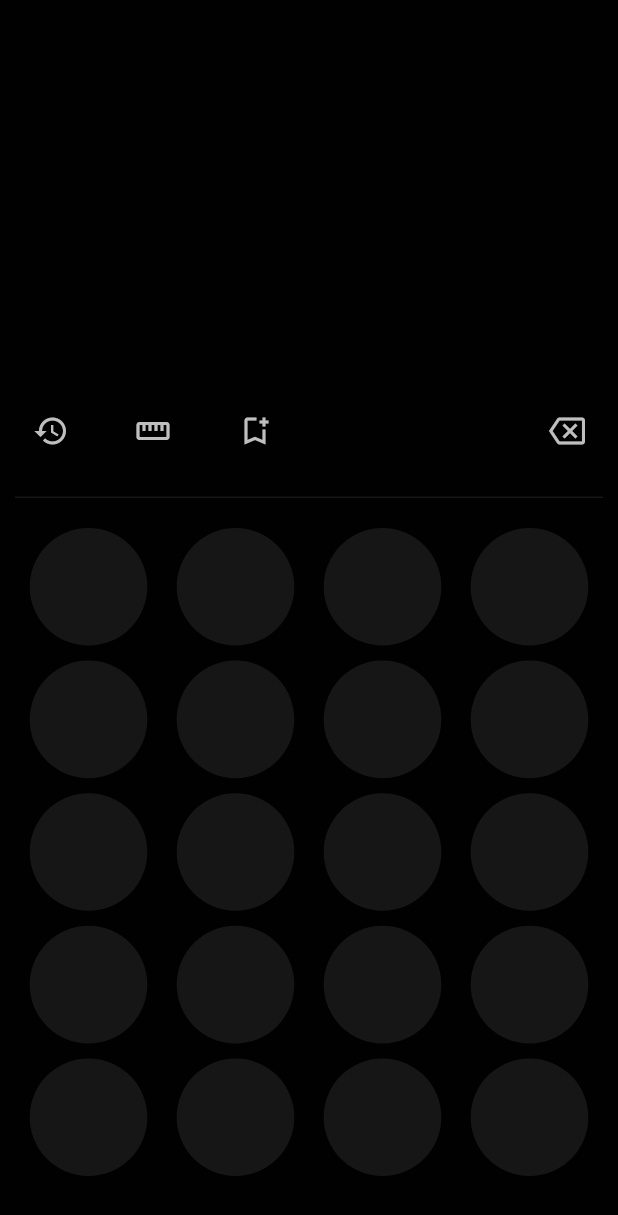
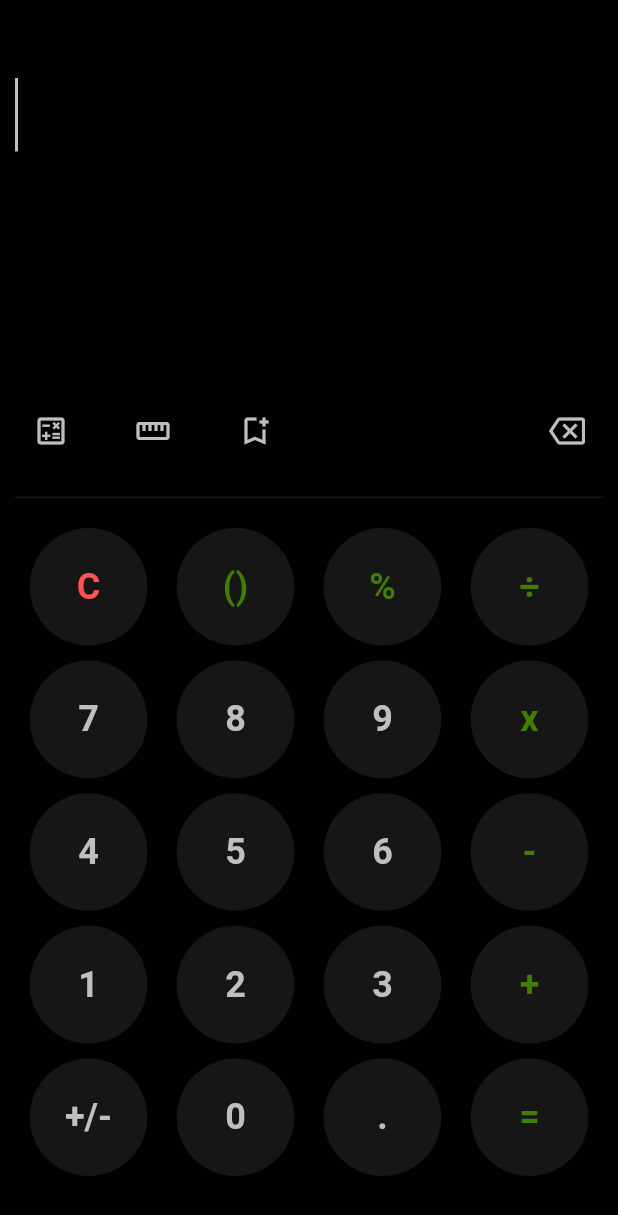
Before and after one commit to possible3656/calci, a Flutter app: the screen it shows after launch, after a tap on the "history" icon, on a phone screen of 412 x 824 dp. Shown: the top 1215 px of the screen. Run offline on Flutter 3.47's test engine with Material 2 defaults, Android fonts, the phone set to English and light mode, and no system bars; our stand-ins replace get, get_storage, math_expressions.

Commit message:
feat : added basic functionality to calculator

```diff
--- a/lib/app/data/calculator_model.dart
+++ b/lib/app/data/calculator_model.dart
@@ -1,11 +1,7 @@
 import 'dart:ui';
 
-class CalculatorModel{
-
-  CalculatorModel(this.title, this.backGroundColor, this.textColor);
-  final  String title ;
-  final Color backGroundColor;
+class CalculatorModel {
+  CalculatorModel(this.title, this.textColor);
+  final String title;
   final Color textColor;
-
-
 }
--- a/lib/app/modules/home/controllers/home_controller.dart
+++ b/lib/app/modules/home/controllers/home_controller.dart
@@ -1,20 +1,126 @@
+import 'package:calci/app/data/calculator_model.dart';
+import 'package:calci/app/data/colors.dart';
+import 'package:calci/app/data/global_methods.dart';
+import 'package:flutter/material.dart';
 import 'package:get/get.dart';
+import 'package:math_expressions/math_expressions.dart';
 
 class HomeController extends GetxController {
-  //TODO: Implement HomeController
+  List<CalculatorModel> calculatorModelList = [];
+  Rx<TextEditingController> calculationTextController =
+      TextEditingController().obs;
+  RxString result = ''.obs;
+  RxBool showHistory = false.obs;
 
-  final count = 0.obs;
   @override
   void onInit() {
+    addValue();
     super.onInit();
   }
 
-  @override
-  void onReady() {
-    super.onReady();
+  void addValue() {
+    //first row
+    calculatorModelList
+      ..add(CalculatorModel('C', Colors.redAccent))
+      ..add(CalculatorModel('()', primaryButtonColor))
+      ..add(CalculatorModel('%', primaryButtonColor))
+      ..add(CalculatorModel('÷', primaryButtonColor))
+      //second row
+      ..add(CalculatorModel('7', primaryTextColor))
+      ..add(CalculatorModel('8', primaryTextColor))
+      ..add(CalculatorModel('9', primaryTextColor))
+      ..add(CalculatorModel('x', primaryButtonColor))
+      //third row
+      ..add(CalculatorModel('4', primaryTextColor))
+      ..add(CalculatorModel('5', primaryTextColor))
+      ..add(CalculatorModel('6', primaryTextColor))
+      ..add(CalculatorModel('-', primaryButtonColor))
+      //fourth row
+      ..add(CalculatorModel('1', primaryTextColor))
+      ..add(CalculatorModel('2', primaryTextColor))
+      ..add(CalculatorModel('3', primaryTextColor))
+      ..add(CalculatorModel('+', primaryButtonColor))
+      //fifth row
+      ..add(CalculatorModel('+/-', primaryTextColor))
+      ..add(CalculatorModel('0', primaryTextColor))
+      ..add(CalculatorModel('.', primaryTextColor))
+      ..add(CalculatorModel('=', primaryButtonColor));
   }
 
-  @override
-  void onClose() {}
-  void increment() => count.value++;
+  void onCalculatorButtonPressed(int index) {
+    final title = calculatorModelList[index].title;
+
+    if (title == 'C') {
+      clearCalculator();
+      return;
+    }
+    if (title == '()') {
+      addBracketToEquation();
+      return;
+    }
+
+    if (title == '=') {
+      evaluateEquation();
+      return;
+    }
+    calculationTextController.value.text += title;
+    pointCursorToLast();
+  }
+
+  void onBackPressed() {
+    var currentText = calculationTextController.value.text;
+    if (currentText.isNotEmpty) {
+      currentText = currentText.substring(0, currentText.length - 1);
+      calculationTextController.value.text = currentText;
+      pointCursorToLast();
+    }
+  }
+
+  void pointCursorToLast() {
+    calculationTextController.value.selection = TextSelection.collapsed(
+      offset: calculationTextController.value.text.length,
+    );
+  }
+
+  void clearCalculator() {
+    calculationTextController.value.clear();
+    result.value = '';
+  }
+
+  void addBracketToEquation() {
+    if (calculationTextController.value.text.contains('(')) {
+      calculationTextController.value.text += ')';
+      pointCursorToLast();
+      return;
+    }
+    calculationTextController.value.text += '(';
+    pointCursorToLast();
+  }
+
+  void evaluateEquation() {
+    if (calculationTextController.value.text.isEmpty) {
+      Constants.showToast('please enter your equation');
+      return;
+    }
+    try {
+      final p = Parser();
+      final exp = p.parse(
+        calculationTextController.value.text
+            .replaceAll('x', '*')
+            .replaceAll('÷', '/'),
+      );
+      final cm = ContextModel();
+      final eval = exp.evaluate(EvaluationType.REAL, cm);
+      result.value = eval.toString();
+    } catch (e) {
+      debugPrint('Please enter correct equation');
+      Constants.showToast(
+        'Something went wrong! Please enter correct equation.',
+      );
+    }
+  }
+
+  void showHistoryPressed() {
+    showHistory.value = !showHistory.value;
+  }
 }
--- a/lib/app/modules/home/views/home_view.dart
+++ b/lib/app/modules/home/views/home_view.dart
@@ -11,22 +11,50 @@ class HomeView extends GetView<HomeController> {
     return Scaffold(
       backgroundColor: primaryBackgroundColor,
       body: Padding(
-        padding: const EdgeInsets.symmetric(vertical: 20,horizontal: 10),
+        padding: const EdgeInsets.symmetric(vertical: 40, horizontal: 10),
         child: Column(
           mainAxisAlignment: MainAxisAlignment.end,
           children: [
+            Expanded(
+              child: Column(
+                crossAxisAlignment: CrossAxisAlignment.start,
+                children: [
+                  TextField(
+                    controller: controller.calculationTextController.value,
+                    cursorColor: primaryTextColor,
+                    autofocus: true,
+                    keyboardType: TextInputType.none,
+                    style: TextStyle(color: primaryTextColor, fontSize: 42),
+                    decoration: const InputDecoration(
+                      border: InputBorder.none,
+                    ),
+                  ),
+                  Obx(() => Text(
+                        controller.result.value,
+
+                        style: TextStyle(
+                          color: primaryTextColor,
+                          fontSize: 62,
+                        ),
+                      ),)
+                ],
+              ),
+            ),
             Row(
               mainAxisAlignment: MainAxisAlignment.spaceBetween,
               children: [
                 Row(
                   children: [
                     IconButton(
-                      onPressed: () {},
-                      icon: Icon(
-                        Icons.history,
-                        color: primaryTextColor,
-                      ),
-                    ),
+                        onPressed: () => controller.showHistoryPressed(),
+                        icon: Obx(
+                          () => Icon(
+                            controller.showHistory.value
+                                ? Icons.calculate_outlined
+                                : Icons.history,
+                            color: primaryTextColor,
+                          ),
+                        ),),
                     Padding(
                       padding: const EdgeInsets.symmetric(horizontal: 20),
                       child: IconButton(
@@ -47,7 +75,7 @@ class HomeView extends GetView<HomeController> {
                   ],
                 ),
                 IconButton(
-                  onPressed: () {},
+                  onPressed: () => controller.onBackPressed(),
                   icon: Icon(
                     Icons.backspace_outlined,
                     color: primaryTextColor,
@@ -70,16 +98,22 @@ class HomeView extends GetView<HomeController> {
               mainAxisSpacing: 10,
               shrinkWrap: true,
               children: List.generate(20, (index) {
-                return CircleAvatar(
-                  backgroundColor: secondaryBackgroundColor,
-                  child: Text(
-                    '',
-                    style: TextStyle(color: primaryTextColor, fontSize: 22),
+                return InkWell(
+                  onTap: () => controller.onCalculatorButtonPressed(index),
+                  child: CircleAvatar(
+                    backgroundColor: secondaryBackgroundColor,
+                    child: Text(
+                      controller.calculatorModelList[index].title,
+                      style: TextStyle(
+                        fontWeight: FontWeight.w600,
+                        color: controller.calculatorModelList[index].textColor,
+                        fontSize: 24,
+                      ),
+                    ),
                   ),
                 );
               }),
             ),
-            const SizedBox(height: 20,),
           ],
         ),
       ),
--- a/lib/main.dart
+++ b/lib/main.dart
@@ -9,6 +9,7 @@ Future<void> main() async {
   runApp(
     GetMaterialApp(
       title: 'Calci',
+      debugShowCheckedModeBanner: false,
       initialRoute: AppPages.INITIAL,
       getPages: AppPages.routes,
     ),
--- a/pubspec.yaml
+++ b/pubspec.yaml
@@ -11,6 +11,7 @@ dependencies:
   flutter:
     sdk: flutter
   get_storage: ^2.0.3
+  math_expressions: ^2.3.1
 
 dev_dependencies:
   flutter_lints: ^2.0.0
```
Also changed, not shown: lib/app/data/global_methods.dart (added, +12 -0 lines), pubspec.lock.
